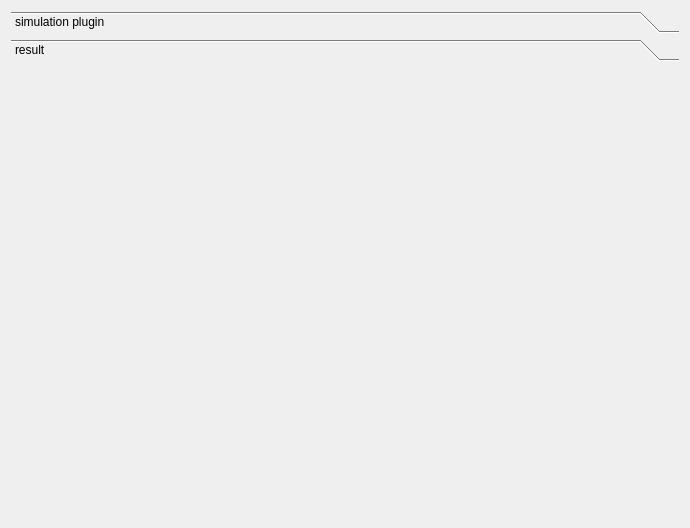
Before: the Qt Designer form ui/oisimulationwidget.ui in OpenIndy/OpenIndy, drawn with Qt 5.
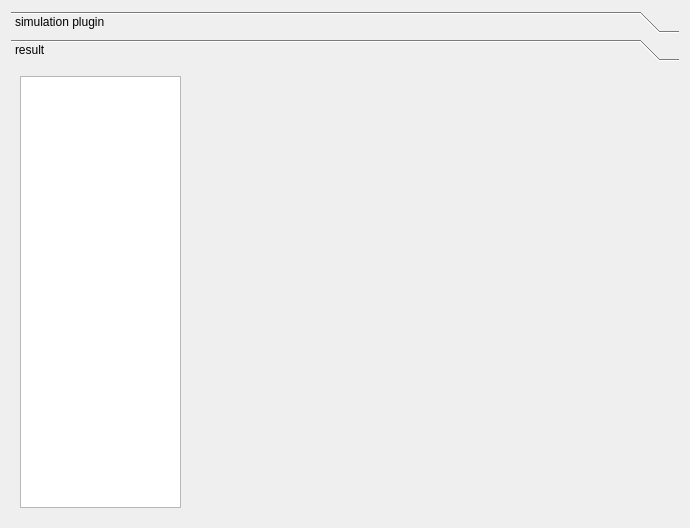
After: the same form once the commit is applied. The open tabs and pages were chosen to show the change. Custom widgets are drawn as their Qt base class.

```diff
--- a/ui/oisimulationwidget.ui
+++ b/ui/oisimulationwidget.ui
@@ -96,18 +96,38 @@
        <rect>
         <x>0</x>
         <y>0</y>
-        <width>621</width>
-        <height>432</height>
+        <width>666</width>
+        <height>436</height>
        </rect>
       </property>
       <attribute name="label">
        <string>result</string>
       </attribute>
+      <layout class="QGridLayout" name="gridLayout">
+       <item row="0" column="0">
+        <layout class="QHBoxLayout" name="horizontalLayout_3" stretch="1,3">
+         <item>
+          <widget class="QTreeView" name="treeView_feature"/>
+         </item>
+         <item>
+          <widget class="Histogram" name="widgetHistogram" native="true"/>
+         </item>
+        </layout>
+       </item>
+      </layout>
      </widget>
     </widget>
    </item>
   </layout>
  </widget>
+ <customwidgets>
+  <customwidget>
+   <class>Histogram</class>
+   <extends>QWidget</extends>
+   <header>histogram.h</header>
+   <container>1</container>
+  </customwidget>
+ </customwidgets>
  <resources/>
  <connections/>
 </ui>
```
Left out of the diff: 4 changed lines with no effect on the pictures.
